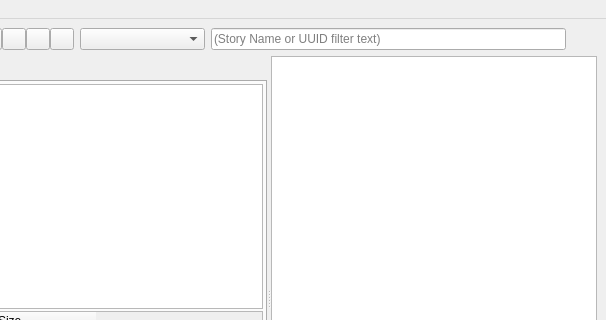
The window that pkg/ui/main.ui (o-daneel/Lunii.QT) describes before a commit, drawn with Qt 5; both pictures show x 418 to 1024 and y 0 to 320 of the 1024 by 609 pixel window.
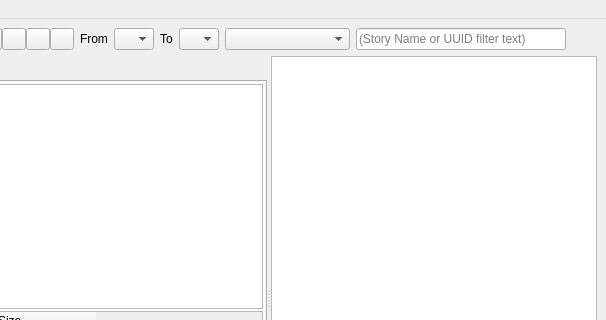
The same window after the commit. Icons and pictures are not drawn.

Commit message: Add filters by age for official & 3rd party libraries

```diff
--- a/pkg/ui/main.ui
+++ b/pkg/ui/main.ui
@@ -249,6 +249,58 @@
         </item>
        </layout>
       </item>
+      <item>
+       <widget class="QLabel" name="label_from_min_age">
+        <property name="text">
+         <string>From</string>
+        </property>
+       </widget>
+      </item>
+      <item>
+       <widget class="QComboBox" name="combo_age_min_filter">
+        <property name="minimumSize">
+         <size>
+          <width>40</width>
+          <height>0</height>
+         </size>
+        </property>
+        <property name="maximumSize">
+         <size>
+          <width>40</width>
+          <height>16777215</height>
+         </size>
+        </property>
+        <property name="placeholderText">
+         <string>0</string>
+        </property>
+       </widget>
+      </item>
+      <item>
+       <widget class="QLabel" name="label_to_min_age">
+        <property name="text">
+         <string>To</string>
+        </property>
+       </widget>
+      </item>
+      <item>
+       <widget class="QComboBox" name="combo_age_max_filter">
+        <property name="minimumSize">
+         <size>
+          <width>40</width>
+          <height>0</height>
+         </size>
+        </property>
+        <property name="maximumSize">
+         <size>
+          <width>40</width>
+          <height>16777215</height>
+         </size>
+        </property>
+        <property name="placeholderText">
+         <string>99</string>
+        </property>
+       </widget>
+      </item>
       <item>
        <widget class="QComboBox" name="combo_language_filter">
         <property name="minimumSize">
```
The commit also changes 2 other files.
